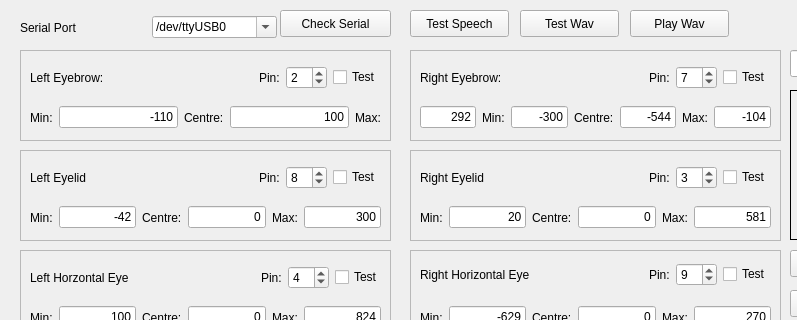
This is Fritz/configwindow.ui in ptbw/Fritz-Qt5-project-for-Raspberry-Pi as Qt 5 draws it before an edit; both pictures show x 0 to 797 and y 0 to 320 of the 1055 by 666 pixel window. The edited form follows.
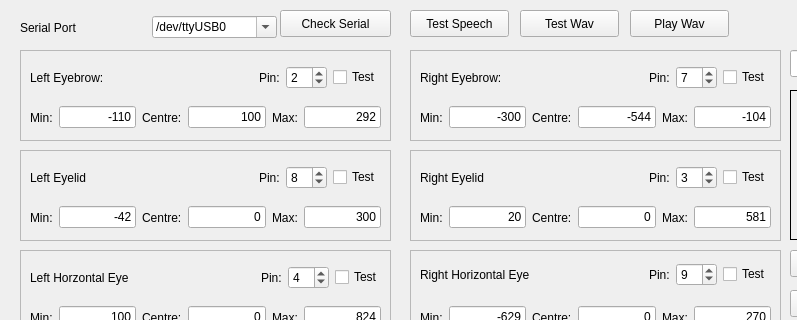
This is the edited form.

Diff of the .ui file:
```diff
--- a/Fritz/configwindow.ui
+++ b/Fritz/configwindow.ui
@@ -112,6 +112,16 @@
       </property>
      </widget>
     </item>
+    <item>
+     <widget class="QLineEdit" name="leftEyebrowMax">
+      <property name="text">
+       <string>292</string>
+      </property>
+      <property name="alignment">
+       <set>Qt::AlignRight|Qt::AlignTrailing|Qt::AlignVCenter</set>
+      </property>
+     </widget>
+    </item>
    </layout>
   </widget>
   <widget class="QWidget" name="layoutWidget">
@@ -269,16 +279,6 @@
     </rect>
    </property>
    <layout class="QHBoxLayout" name="horizontalLayout_5">
-    <item>
-     <widget class="QLineEdit" name="leftEyebrowMax">
-      <property name="text">
-       <string>292</string>
-      </property>
-      <property name="alignment">
-       <set>Qt::AlignRight|Qt::AlignTrailing|Qt::AlignVCenter</set>
-      </property>
-     </widget>
-    </item>
     <item>
      <widget class="QLabel" name="label_9">
       <property name="text">
```
Left out of the diff: 3 changed lines with no effect on the pictures.
